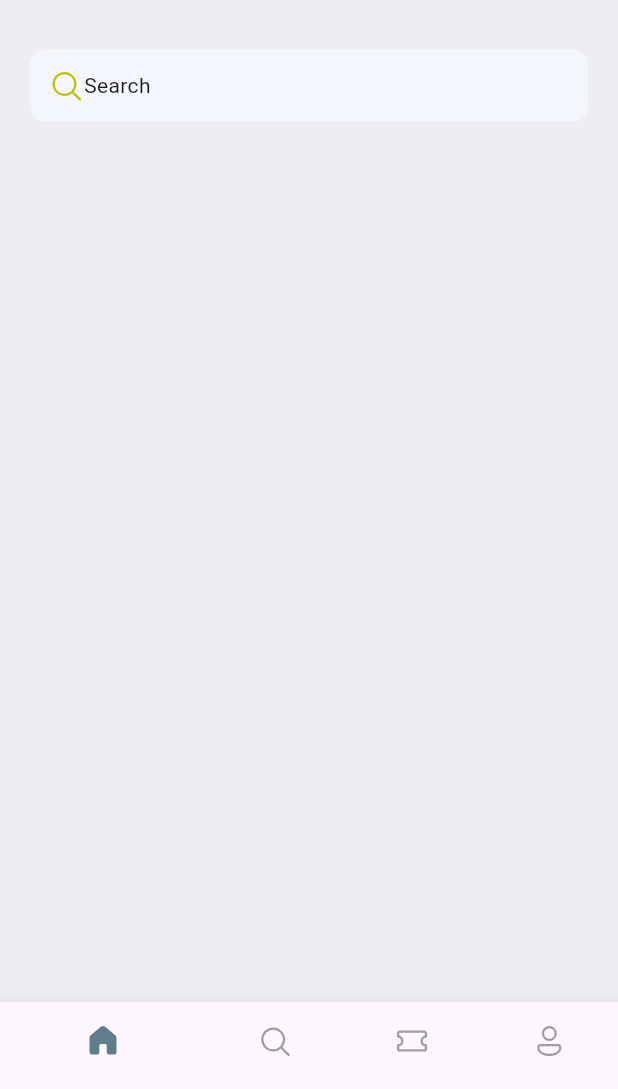
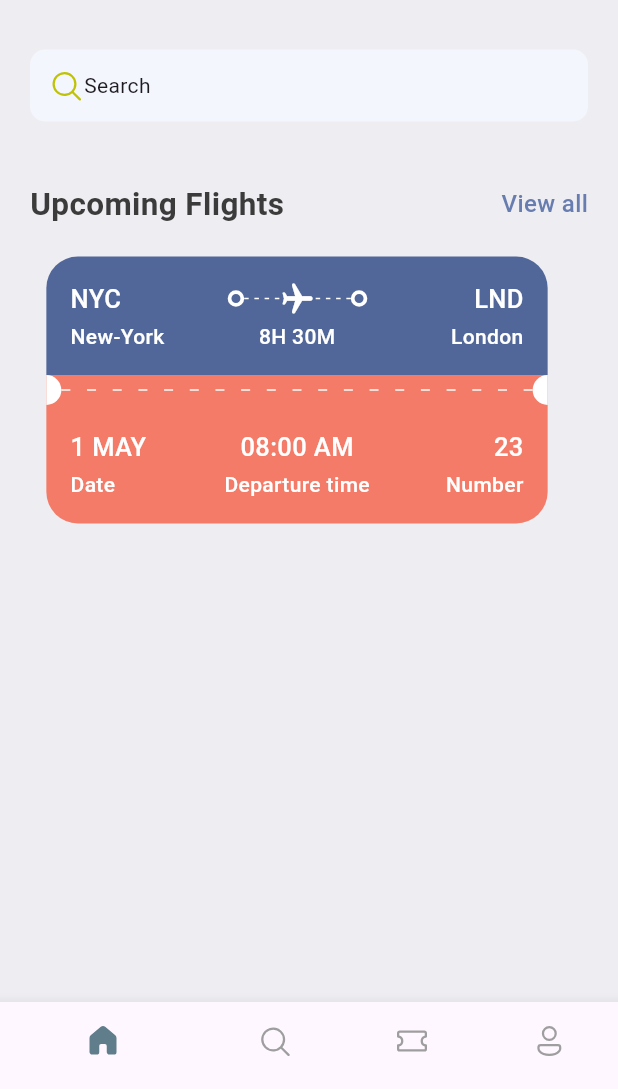
Before and after one commit to Ritex12in/First-Flutter-App, a Flutter app: the screen it shows after launch, on a phone screen of 412 x 824 dp, the part 147-1236 px from its top. Run offline on Flutter 3.47's test engine with Material 3 defaults, Android fonts, the phone set to English and light mode, and no system bars; our stand-ins replace fluentui_icons.

Commit message:
Adding Ticket Widgwt

```diff
--- a/lib/base/res/styles/app_styles.dart
+++ b/lib/base/res/styles/app_styles.dart
@@ -6,14 +6,32 @@ class AppStyles{
   static Color primaryColor = primary;
   static Color bgColor = const Color(0xFFEEEDF2);
   static Color textColor = const Color(0xFF3b3b3b);
+  static Color ticketBlue = const Color(0xFF526799);
+  static Color ticketOrange = const Color(0xFFF37B67);
+
+  static TextStyle textStyle = TextStyle(
+    fontSize: 16,
+    fontWeight: FontWeight.w500,
+    color: textColor
+  );
 
   static TextStyle headLineStyle1 = TextStyle(
     fontSize: 26,
     fontWeight: FontWeight.bold,
     color: textColor
   );
+  static TextStyle headLineStyle2 = TextStyle(
+      fontSize: 21,
+      fontWeight: FontWeight.bold,
+      color: textColor
+  );
   static TextStyle headLineStyle3 = const TextStyle(
     fontSize: 17,
     fontWeight: FontWeight.w500
   );
+
+  static TextStyle headLineStyle4 = const TextStyle(
+      fontSize: 14,
+      fontWeight: FontWeight.w500
+  );
 }
--- /dev/null
+++ b/lib/base/widgets/app_double_text.dart
@@ -0,0 +1,26 @@
+import 'package:first_flutter_app/base/res/styles/app_styles.dart';
+import 'package:flutter/material.dart';
+
+class AppDoubleText extends StatelessWidget {
+  const AppDoubleText({super.key, required this.first, required this.second});
+  final String first;
+  final String second;
+  @override
+  Widget build(BuildContext context) {
+    return Row(
+      mainAxisAlignment: MainAxisAlignment.spaceBetween,
+      children: [
+        Text(
+          first,
+          style: AppStyles.headLineStyle2,
+        ),
+        InkWell(
+          child: Text(
+            second,
+            style: AppStyles.textStyle.copyWith(color: AppStyles.primaryColor),
+          ),
+        )
+      ],
+    );
+  }
+}
--- /dev/null
+++ b/lib/base/widgets/app_layout_builder_widget.dart
@@ -0,0 +1,29 @@
+import 'package:flutter/material.dart';
+
+class AppLayoutBuilderWidget extends StatelessWidget {
+  final int randomDivider;
+  final double width;
+  const AppLayoutBuilderWidget({super.key, required this.randomDivider,
+    this.width = 3});
+
+  @override
+  Widget build(BuildContext context) {
+    return LayoutBuilder(
+      builder: (BuildContext context, BoxConstraints constrains) {
+        return Flex(
+          mainAxisAlignment: MainAxisAlignment.spaceBetween,
+          direction: Axis.horizontal,
+          children: List.generate(
+              (constrains.constrainWidth() / randomDivider).floor(),
+              (index) => SizedBox(
+                width: width,
+                height: 1,
+                child: const DecoratedBox(decoration: BoxDecoration(
+                  color: Colors.white,
+                )),
+              )),
+        );
+      },
+    );
+  }
+}
--- /dev/null
+++ b/lib/base/widgets/big_circle.dart
@@ -0,0 +1,31 @@
+import 'package:flutter/material.dart';
+
+class BigCircle extends StatelessWidget {
+  final double topRight;
+  final double bottomRight;
+  final double topLeft;
+  final double bottomLeft;
+  const BigCircle({
+    super.key,
+    this.topRight = 0,
+    this.bottomRight = 0,
+    this.topLeft = 0,
+    this.bottomLeft = 0,
+  });
+
+  @override
+  Widget build(BuildContext context) {
+    return SizedBox(
+      height: 20,
+      width: 10,
+      child: DecoratedBox(
+          decoration: BoxDecoration(
+              color: Colors.white,
+              borderRadius: BorderRadius.only(
+                  topRight: Radius.circular(topRight),
+                  bottomRight: Radius.circular(bottomRight),
+                  topLeft: Radius.circular(topLeft),
+                  bottomLeft: Radius.circular(bottomLeft)))),
+    );
+  }
+}
--- /dev/null
+++ b/lib/base/widgets/big_dot.dart
@@ -0,0 +1,15 @@
+import 'package:flutter/material.dart';
+
+class BigDot extends StatelessWidget {
+  const BigDot({super.key});
+
+  @override
+  Widget build(BuildContext context) {
+    return Container(
+      padding: const EdgeInsets.all(3),
+      decoration: BoxDecoration(
+          borderRadius: BorderRadius.circular(20),
+          border: Border.all(width: 2.5, color: Colors.white)),
+    );
+  }
+}
--- /dev/null
+++ b/lib/base/widgets/ticket_view.dart
@@ -0,0 +1,197 @@
+import 'package:first_flutter_app/base/widgets/app_layout_builder_widget.dart';
+import 'package:first_flutter_app/base/widgets/big_circle.dart';
+import 'package:first_flutter_app/base/widgets/big_dot.dart';
+import 'package:flutter/material.dart';
+
+import '../res/styles/app_styles.dart';
+
+class TicketView extends StatelessWidget {
+  const TicketView({super.key});
+
+  @override
+  Widget build(BuildContext context) {
+    final size = MediaQuery.of(context).size;
+    return SizedBox(
+      width: size.width * 0.85,
+      height: 189,
+      child: Container(
+        margin: const EdgeInsets.only(right: 16),
+        child: Column(
+          children: [
+            Container(
+              padding: const EdgeInsets.all(16),
+              decoration: BoxDecoration(
+                color: AppStyles.ticketBlue,
+                borderRadius: const BorderRadius.only(
+                    topLeft: Radius.circular(21),
+                    topRight: Radius.circular(21)),
+              ),
+              child: Column(
+                children: [
+                  Row(
+                    children: [
+                      Text(
+                        "NYC",
+                        style: AppStyles.headLineStyle3
+                            .copyWith(color: Colors.white),
+                      ),
+                      Expanded(child: Container()),
+                      const BigDot(),
+                      Expanded(
+                          child: Stack(
+                        children: [
+                          const SizedBox(
+                            height: 24,
+                            child: AppLayoutBuilderWidget(randomDivider: 6),
+                          ),
+                          Center(
+                              child: Transform.rotate(
+                            angle: 1.57,
+                            child: const Icon(
+                              Icons.local_airport_rounded,
+                              color: Colors.white,
+                            ),
+                          ))
+                        ],
+                      )),
+                      const BigDot(),
+                      Expanded(child: Container()),
+                      Text(
+                        "LND",
+                        style: AppStyles.headLineStyle3
+                            .copyWith(color: Colors.white),
+                      )
+                    ],
+                  ),
+                  const SizedBox(
+                    height: 3,
+                  ),
+                  Row(
+                    children: [
+                      SizedBox(
+                        width: 100,
+                        child: Text(
+                          "New-York",
+                          style: AppStyles.headLineStyle4
+                              .copyWith(color: Colors.white),
+                        ),
+                      ),
+                      Expanded(child: Container()),
+                      Text(
+                        "8H 30M",
+                        style: AppStyles.headLineStyle4
+                            .copyWith(color: Colors.white),
+                      ),
+                      Expanded(child: Container()),
+                      SizedBox(
+                        width: 100,
+                        child: Text(
+                          "London",
+                          textAlign: TextAlign.end,
+                          style: AppStyles.headLineStyle4
+                              .copyWith(color: Colors.white),
+                        ),
+                      )
+                    ],
+                  )
+                ],
+              ),
+            ),
+            Container(
+                height: 20,
+                color: AppStyles.ticketOrange,
+                child: const Row(
+                  children: [
+                    BigCircle(
+                      topRight: 20,
+                      bottomRight: 20,
+                    ),
+                    Expanded(
+                        child: AppLayoutBuilderWidget(
+                      randomDivider: 16,
+                      width: 6,
+                    )),
+                    BigCircle(
+                      topLeft: 20,
+                      bottomLeft: 20,
+                    )
+                  ],
+                )),
+            Container(
+              padding: const EdgeInsets.all(16),
+              decoration: BoxDecoration(
+                color: AppStyles.ticketOrange,
+                borderRadius: const BorderRadius.only(
+                    bottomLeft: Radius.circular(21),
+                    bottomRight: Radius.circular(21)),
+              ),
+              child: Column(
+                children: [
+                  Row(
+                    children: [
+                      SizedBox(
+                        width: 100,
+                        child: Text(
+                          "1 MAY",
+                          style: AppStyles.headLineStyle3
+                              .copyWith(color: Colors.white),
+                        ),
+                      ),
+                      Expanded(child: Container()),
+                      Text(
+                        "08:00 AM",
+                        style: AppStyles.headLineStyle3
+                            .copyWith(color: Colors.white),
+                      ),
+                      Expanded(child: Container()),
+                      SizedBox(
+                        width: 100,
+                        child: Text(
+                          "23",
+                          textAlign: TextAlign.end,
+                          style: AppStyles.headLineStyle3
+                              .copyWith(color: Colors.white),
+                        ),
+                      )
+                    ],
+                  ),
+                  const SizedBox(
+                    height: 3,
+                  ),
+                  Row(
+                    children: [
+                      SizedBox(
+                        width: 80,
+                        child: Text(
+                          "Date",
+                          style: AppStyles.headLineStyle4
+                              .copyWith(color: Colors.white),
+                        ),
+                      ),
+                      Expanded(child: Container()),
+                      Text(
+                        "Departure time",
+                        style: AppStyles.headLineStyle4
+                            .copyWith(color: Colors.white),
+                      ),
+                      Expanded(child: Container()),
+                      SizedBox(
+                        width: 80,
+                        child: Text(
+                          "Number",
+                          textAlign: TextAlign.end,
+                          style: AppStyles.headLineStyle4
+                              .copyWith(color: Colors.white),
+                        ),
+                      )
+                    ],
+                  )
+                ],
+              ),
+            ),
+          ],
+        ),
+      ),
+    );
+  }
+}
--- a/lib/screens/home_screen.dart
+++ b/lib/screens/home_screen.dart
@@ -1,3 +1,5 @@
+import 'package:first_flutter_app/base/widgets/app_double_text.dart';
+import 'package:first_flutter_app/base/widgets/ticket_view.dart';
 import 'package:fluentui_icons/fluentui_icons.dart';
 import 'package:flutter/material.dart';
 
@@ -13,7 +15,9 @@ class HomeScreen extends StatelessWidget {
         backgroundColor: AppStyles.bgColor,
         body: ListView(
           children: [
-        const SizedBox(height: 40,),
+            const SizedBox(
+              height: 40,
+            ),
             Container(
               padding: const EdgeInsets.symmetric(horizontal: 20),
               child: Column(
@@ -45,8 +49,8 @@ class HomeScreen extends StatelessWidget {
                     height: 25,
                   ),
                   Container(
-                padding:
-                    const EdgeInsets.symmetric(horizontal: 12, vertical: 12),
+                    padding: const EdgeInsets.symmetric(
+                        horizontal: 12, vertical: 12),
                     decoration: BoxDecoration(
                         borderRadius: BorderRadius.circular(10),
                         color: const Color(0xFFf4f6fd)),
@@ -59,10 +63,21 @@ class HomeScreen extends StatelessWidget {
                         Text("Search")
                       ],
                     ),
-              )
+                  ),
+                  const SizedBox(
+                    height: 40,
+                  ),
+                  const AppDoubleText(
+                    first: 'Upcoming Flights',
+                    second: 'View all',
+                  ),
+                  const SizedBox(
+                    height: 20,
+                  ),
+                  const TicketView()
                 ],
               ),
-        )
+            ),
           ],
         ));
   }
```
Lines whose indentation alone changed are shown as unchanged.
